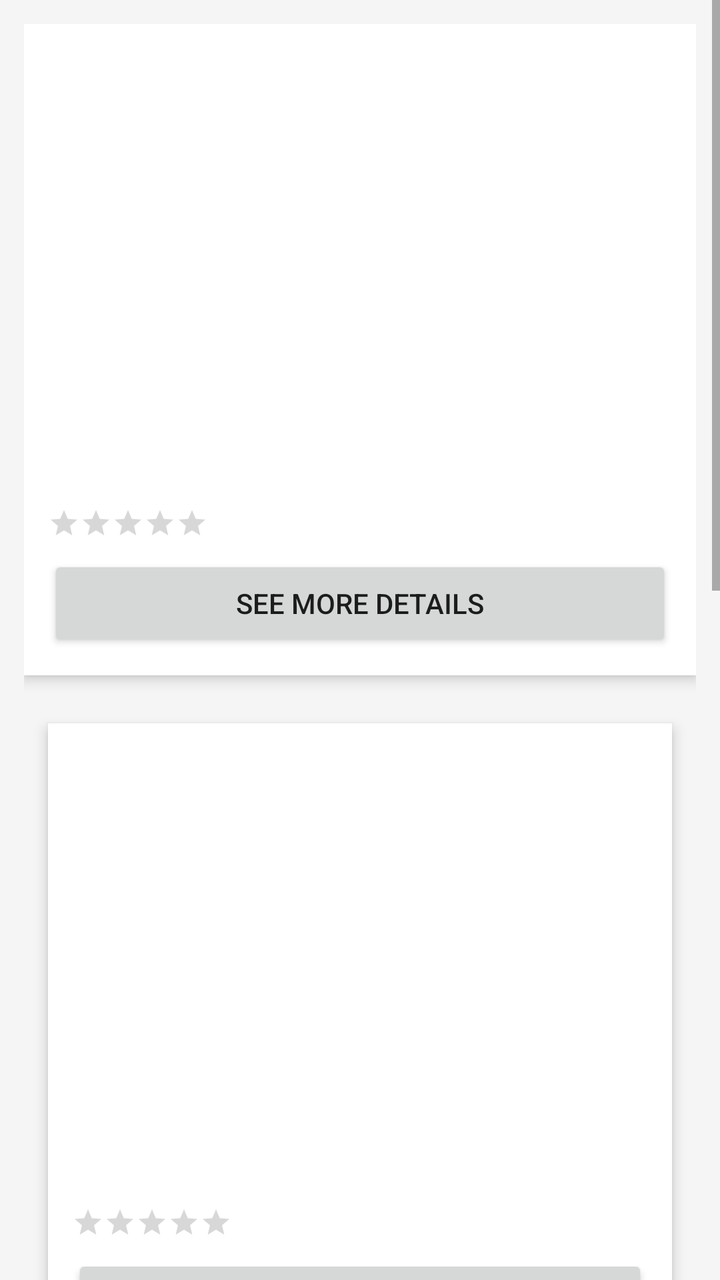
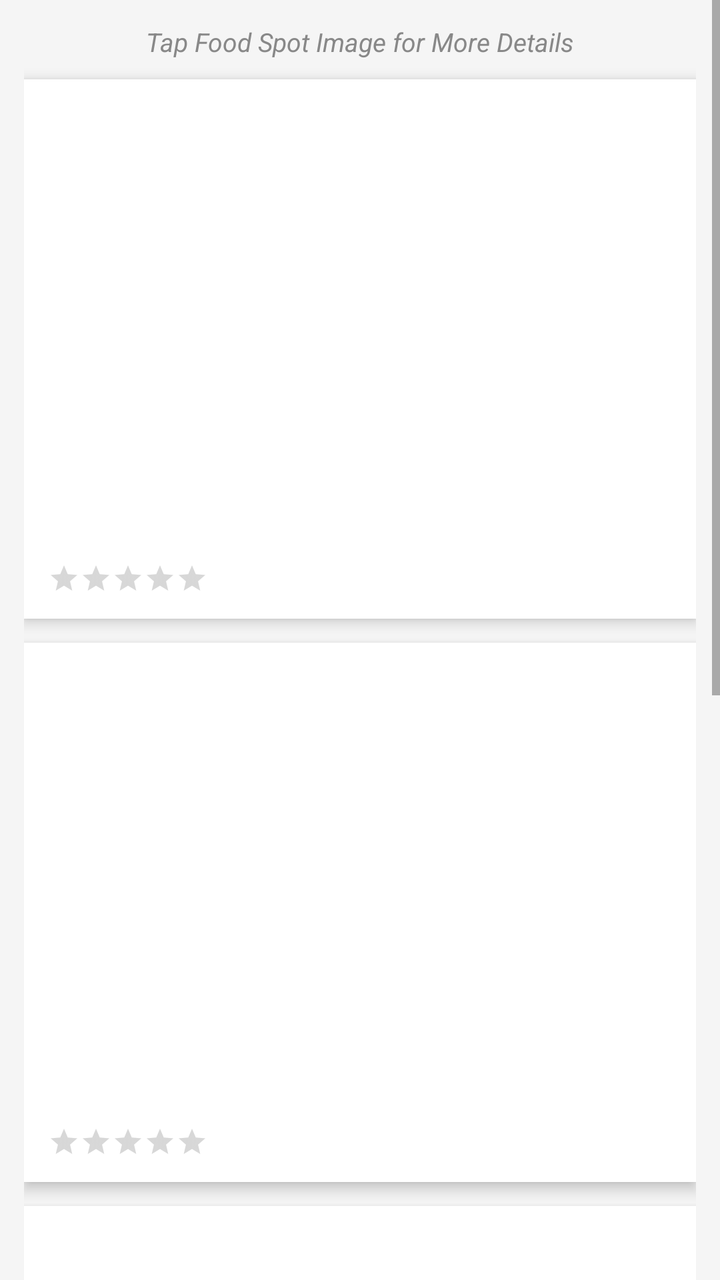

An Android layout rendered at two revisions. The XML below is the earlier revision; the diff shows what the commit changed to produce the second picture.
<!-- AndroidManifest.xml: application theme Theme.MyFoodSpots -->
<!-- res/layout/activity_main.xml -->
<?xml version="1.0" encoding="utf-8"?>
<ScrollView xmlns:android="http://schemas.android.com/apk/res/android"
    android:layout_width="match_parent"
    android:layout_height="match_parent"
    android:background="#F5F5F5">

    <LinearLayout
        android:layout_width="match_parent"
        android:layout_height="wrap_content"
        android:orientation="vertical"
        android:padding="12dp">

        
        <LinearLayout
            android:id="@+id/cardSpot1"
            android:layout_width="match_parent"
            android:layout_height="wrap_content"
            android:layout_marginBottom="12dp"
            android:background="@android:color/white"
            android:elevation="4dp"
            android:orientation="vertical"
            android:padding="12dp">

            <ImageView
                android:id="@+id/imgSpot1"
                android:layout_width="match_parent"
                android:layout_height="200dp"
                android:scaleType="centerCrop"
                android:contentDescription="@string/app_name" />

            <TextView
                android:id="@+id/tvName1"
                style="@style/SpotNameText"
                android:layout_width="match_parent"
                android:layout_height="wrap_content" />

            <RatingBar
                android:id="@+id/ratingBar1"
                style="?android:attr/ratingBarStyleSmall"
                android:layout_width="wrap_content"
                android:layout_height="wrap_content"
                android:isIndicator="true"
                android:numStars="5"
                android:stepSize="0.5"
                android:layout_marginTop="4dp" />

            <Button
                android:id="@+id/btnDetails1"
                android:layout_width="match_parent"
                android:layout_height="wrap_content"
                android:text="@string/btn_see_more"
                android:layout_marginTop="8dp" />

        </LinearLayout>

        
        <LinearLayout
            android:id="@+id/cardSpot2"
            android:layout_width="match_parent"
            android:layout_height="wrap_content"
            android:layout_margin="12dp"
            android:background="@android:color/white"
            android:elevation="4dp"
            android:orientation="vertical"
            android:padding="12dp">

            <ImageView
                android:id="@+id/imgSpot2"
                android:layout_width="match_parent"
                android:layout_height="200dp"
                android:scaleType="centerCrop"
                android:contentDescription="@string/app_name" />

            <TextView
                android:id="@+id/tvName2"
                style="@style/SpotNameText"
                android:layout_width="match_parent"
                android:layout_height="wrap_content" />

            <RatingBar
                android:id="@+id/ratingBar2"
                style="?android:attr/ratingBarStyleSmall"
                android:layout_width="wrap_content"
                android:layout_height="wrap_content"
                android:isIndicator="true"
                android:numStars="5"
                android:stepSize="0.5"
                android:layout_marginTop="4dp" />

            <Button
                android:id="@+id/btnDetails2"
                android:layout_width="match_parent"
                android:layout_height="wrap_content"
                android:text="@string/btn_see_more"
                android:layout_marginTop="8dp" />

        </LinearLayout>

        
        <LinearLayout
            android:id="@+id/cardSpot3"
            android:layout_width="match_parent"
            android:layout_height="wrap_content"
            android:layout_marginBottom="12dp"
            android:background="@android:color/white"
            android:elevation="4dp"
            android:orientation="vertical"
            android:padding="12dp">

            <ImageView
                android:id="@+id/imgSpot3"
                android:layout_width="match_parent"
                android:layout_height="200dp"
                android:scaleType="centerCrop"
                android:contentDescription="@string/app_name" />

            <TextView
                android:id="@+id/tvName3"
                style="@style/SpotNameText"
                android:layout_width="match_parent"
                android:layout_height="wrap_content" />

            <RatingBar
                android:id="@+id/ratingBar3"
                style="?android:attr/ratingBarStyleSmall"
                android:layout_width="wrap_content"
                android:layout_height="wrap_content"
                android:isIndicator="true"
                android:numStars="5"
                android:stepSize="0.5"
                android:layout_marginTop="4dp" />

            <Button
                android:id="@+id/btnDetails3"
                android:layout_width="match_parent"
                android:layout_height="wrap_content"
                android:text="@string/btn_see_more"
                android:layout_marginTop="8dp" />

        </LinearLayout>

        
        <LinearLayout
            android:id="@+id/cardSpot4"
            android:layout_width="match_parent"
            android:layout_height="wrap_content"
            android:layout_marginBottom="12dp"
            android:background="@android:color/white"
            android:elevation="4dp"
            android:orientation="vertical"
            android:padding="12dp">

            <ImageView
                android:id="@+id/imgSpot4"
                android:layout_width="match_parent"
                android:layout_height="200dp"
                android:scaleType="centerCrop"
                android:contentDescription="@string/app_name" />

            <TextView
                android:id="@+id/tvName4"
                style="@style/SpotNameText"
                android:layout_width="match_parent"
                android:layout_height="wrap_content" />

            <RatingBar
                android:id="@+id/ratingBar4"
                style="?android:attr/ratingBarStyleSmall"
                android:layout_width="wrap_content"
                android:layout_height="wrap_content"
                android:isIndicator="true"
                android:numStars="5"
                android:stepSize="0.5"
                android:layout_marginTop="4dp" />

            <Button
                android:id="@+id/btnDetails4"
                android:layout_width="match_parent"
                android:layout_height="wrap_content"
                android:text="@string/btn_see_more"
                android:layout_marginTop="8dp" />

        </LinearLayout>

    </LinearLayout>

</ScrollView>
<!-- resources referenced by this layout -->
<resources>
  <string name="app_name">MyFoodSpots</string>
  <string name="btn_see_more">See more Details</string>
  <style name="SpotNameText">
          <item name="android:textSize">16sp</item>
          <item name="android:textStyle">bold</item>
          <item name="android:textColor">@color/black</item>
          <item name="android:layout_marginTop">4dp</item>
      </style>
  <style name="Theme.MyFoodSpots" parent="Theme.MaterialComponents.DayNight.DarkActionBar">
          <item name="colorPrimary">@color/purple_500</item>
          <item name="colorPrimaryVariant">@color/purple_700</item>
          <item name="colorOnPrimary">@color/white</item>
          <item name="colorSecondary">@color/teal_200</item>
          <item name="colorSecondaryVariant">@color/teal_700</item>
          <item name="colorOnSecondary">@color/black</item>
          <item name="android:statusBarColor" tools:targetApi="l">?attr/colorPrimaryVariant</item>
      </style>
</resources>

<!-- the commit's change to res/layout/activity_main.xml (unified diff, before → after) -->
@@ -9,6 +9,17 @@
         android:layout_height="wrap_content"
         android:orientation="vertical"
         android:padding="12dp">
+
+        
+        <TextView
+            android:layout_width="match_parent"
+            android:layout_height="wrap_content"
+            android:text="@string/tap_hint"
+            android:textSize="13sp"
+            android:textColor="#888888"
+            android:textStyle="italic"
+            android:gravity="center"
+            android:paddingBottom="10dp" />
 
         
         <LinearLayout
@@ -44,13 +55,6 @@
                 android:stepSize="0.5"
                 android:layout_marginTop="4dp" />
 
-            <Button
-                android:id="@+id/btnDetails1"
-                android:layout_width="match_parent"
-                android:layout_height="wrap_content"
-                android:text="@string/btn_see_more"
-                android:layout_marginTop="8dp" />
-
         </LinearLayout>
 
         
@@ -58,7 +62,7 @@
             android:id="@+id/cardSpot2"
             android:layout_width="match_parent"
             android:layout_height="wrap_content"
-            android:layout_margin="12dp"
+            android:layout_marginBottom="12dp"
             android:background="@android:color/white"
             android:elevation="4dp"
             android:orientation="vertical"
@@ -86,13 +90,6 @@
                 android:numStars="5"
                 android:stepSize="0.5"
                 android:layout_marginTop="4dp" />
-
-            <Button
-                android:id="@+id/btnDetails2"
-                android:layout_width="match_parent"
-                android:layout_height="wrap_content"
-                android:text="@string/btn_see_more"
-                android:layout_marginTop="8dp" />
 
         </LinearLayout>
 
@@ -130,13 +127,6 @@
                 android:stepSize="0.5"
                 android:layout_marginTop="4dp" />
 
-            <Button
-                android:id="@+id/btnDetails3"
-                android:layout_width="match_parent"
-                android:layout_height="wrap_content"
-                android:text="@string/btn_see_more"
-                android:layout_marginTop="8dp" />
-
         </LinearLayout>
 
         
@@ -173,13 +163,6 @@
                 android:stepSize="0.5"
                 android:layout_marginTop="4dp" />
 
-            <Button
-                android:id="@+id/btnDetails4"
-                android:layout_width="match_parent"
-                android:layout_height="wrap_content"
-                android:text="@string/btn_see_more"
-                android:layout_marginTop="8dp" />
-
         </LinearLayout>
 
     </LinearLayout>
<!-- resource entries referenced after the edit -->
@@ -1,7 +1,7 @@
 <!-- resources referenced by this layout -->
 <resources>
-  <string name="app_name">MyFoodSpots</string>
-  <string name="btn_see_more">See more Details</string>
+  <string name="app_name">My Food Spots</string>
+  <string name="tap_hint">Tap Food Spot Image for More Details</string>
   <style name="SpotNameText">
           <item name="android:textSize">16sp</item>
           <item name="android:textStyle">bold</item>
